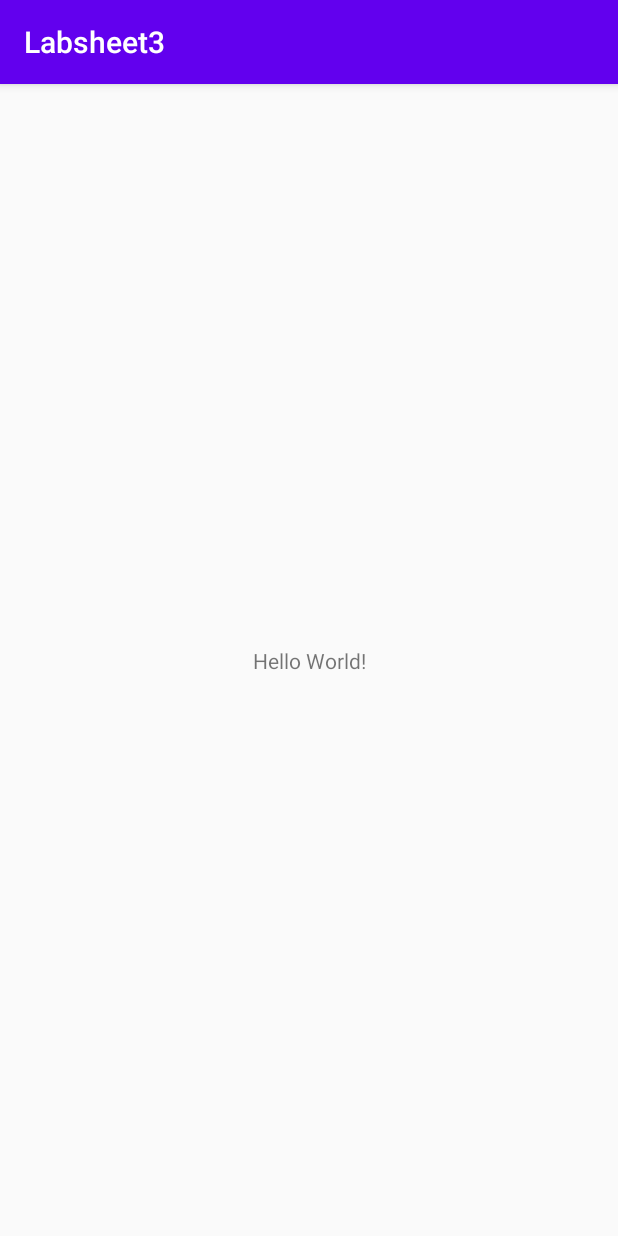
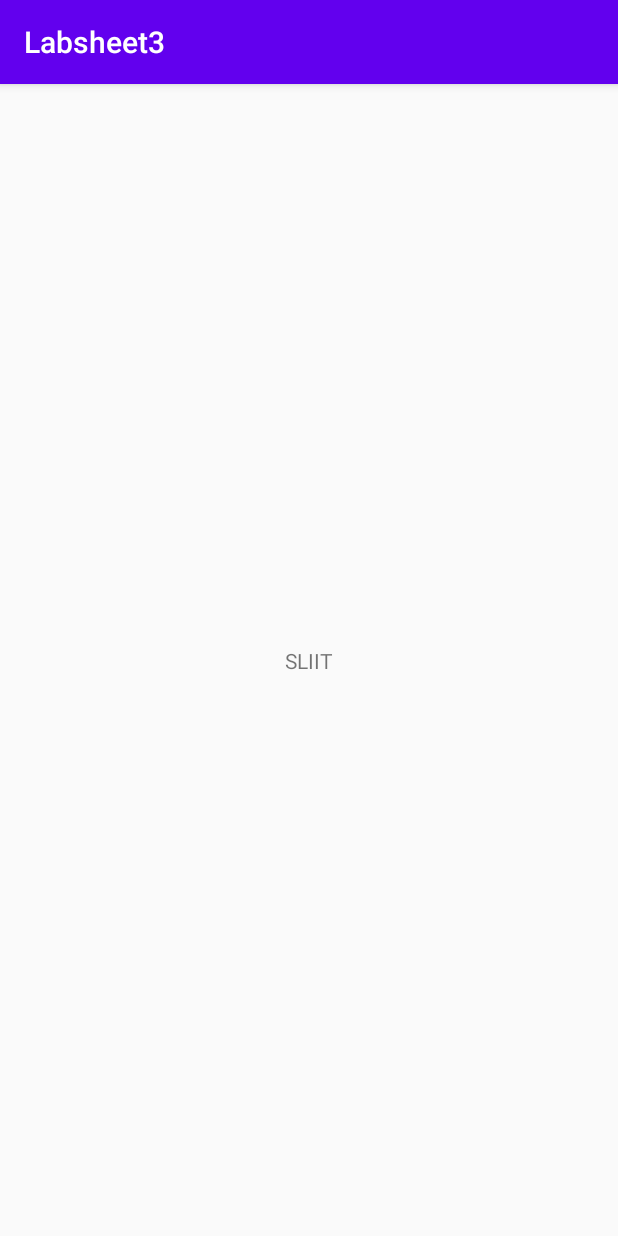
Before and after one commit to taneesha97/MadLabSheet3, an Android app: the screen it shows after launch (MainActivity), on a phone screen of 412 x 824 dp. Run offline under Robolectric (Android 15) with nearby library versions, the phone set to English and light mode, and no system bars.

Commit message:
Changed the name in UI

```diff
--- a/app/src/main/res/layout/activity_main.xml
+++ b/app/src/main/res/layout/activity_main.xml
@@ -9,7 +9,7 @@
     <TextView
         android:layout_width="wrap_content"
         android:layout_height="wrap_content"
-        android:text="Hello World!"
+        android:text="SLIIT"
         app:layout_constraintBottom_toBottomOf="parent"
         app:layout_constraintLeft_toLeftOf="parent"
         app:layout_constraintRight_toRightOf="parent"
```
